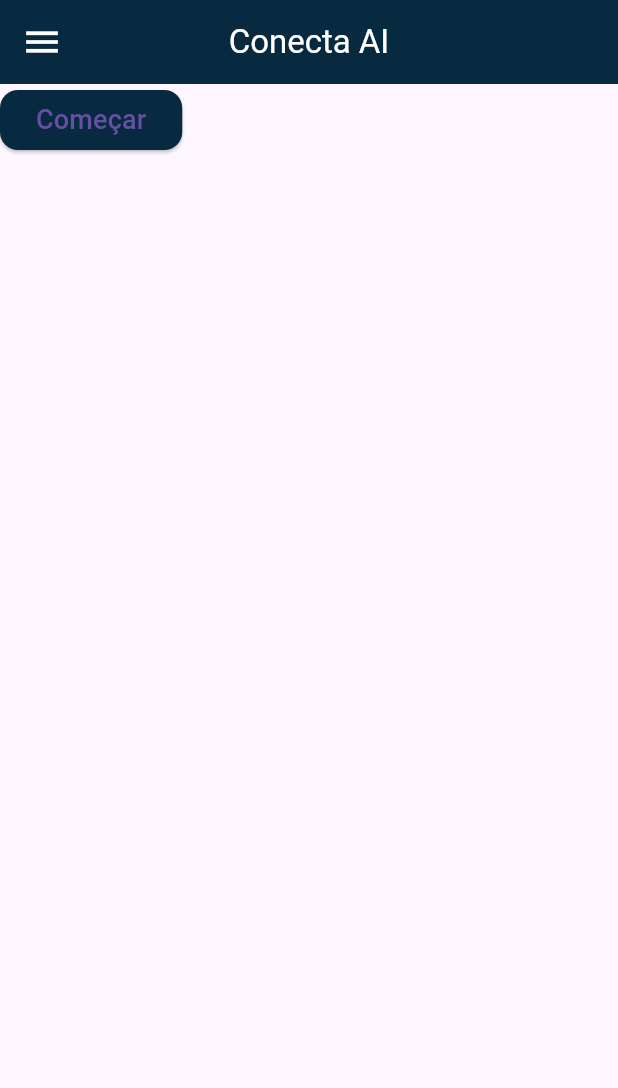
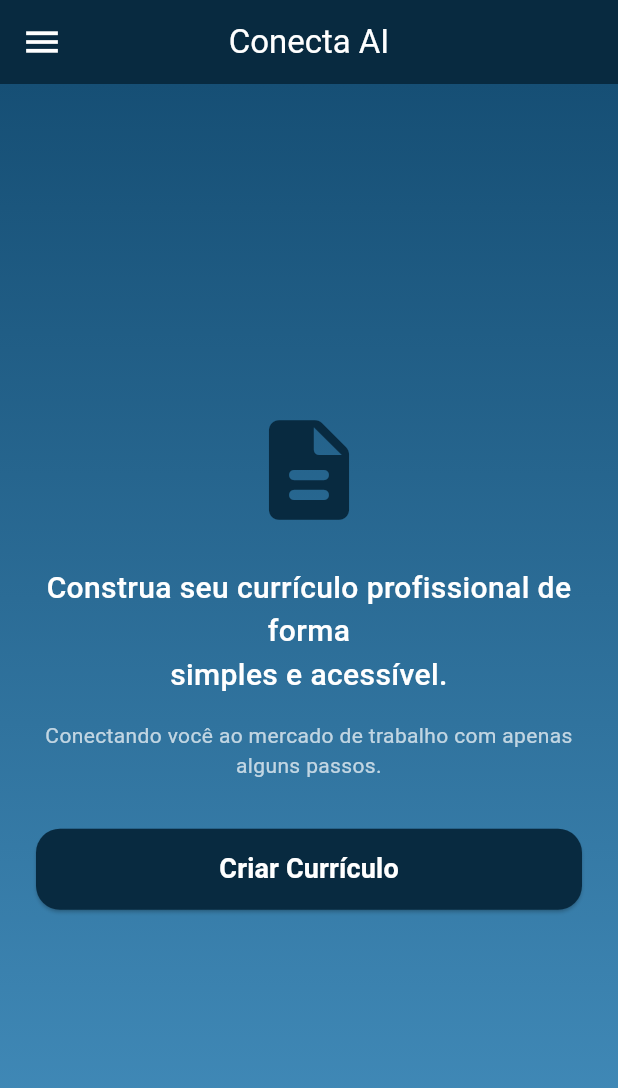
Before and after one commit to Kanarogh/conecta_ai_app, a Flutter app: the screen it shows after launch, on a phone screen of 412 x 824 dp. Shown: the top 1088 px of the screen. Run offline on Flutter 3.47's test engine with Material 3 defaults, Android fonts, the phone set to English and light mode, and no system bars.

```diff
--- a/lib/src/ui/components/custom_colors.dart
+++ b/lib/src/ui/components/custom_colors.dart
@@ -6,6 +6,7 @@ class Cor {
   static const Color lightBlue = Color(0xFF4590BF);
   static const Color skyBlue = Color(0xFF99E2F2);
   static const Color mediumBlue = Color(0xFF1B608E);
+  static const Color hardBlue = Color.fromARGB(255, 22, 79, 117);
   static const Color orange = Color(0xFFF26716);
 
   static const Color white = Color(0xFFFFFFFF);
--- a/lib/src/ui/components/custom_drawer.dart
+++ b/lib/src/ui/components/custom_drawer.dart
@@ -12,6 +12,7 @@ class _CustomDrawerState extends State<CustomDrawer> {
   @override
   Widget build(BuildContext context) {
     return Drawer(
+      backgroundColor: Cor.white,
       child: ListView(
         children: const [
           DrawerHeader(
@@ -32,7 +33,10 @@ class _CustomDrawerState extends State<CustomDrawer> {
                   SizedBox(height: 10),
                   Text(
                     'Jhonatas Teixeira',
-                    style: TextStyle(color: Colors.white, fontSize: 18),
+                    style: TextStyle(
+                        color: Colors.white,
+                        fontSize: 18,
+                        fontWeight: FontWeight.bold),
                   ),
                   Text(
                     'jhonatas@gmail.com',
--- a/lib/src/ui/pages/HomePage/home_page_screen.dart
+++ b/lib/src/ui/pages/HomePage/home_page_screen.dart
@@ -1,5 +1,6 @@
 import 'package:conecta_ai_app/src/ui/components/custom_colors.dart';
 import 'package:conecta_ai_app/src/ui/components/custom_drawer.dart';
+import 'package:conecta_ai_app/src/ui/pages/Fomulario/formulario_screen.dart';
 import 'package:flutter/material.dart';
 
 class HomePageScreen extends StatefulWidget {
@@ -23,20 +24,82 @@ class _HomePageScreenState extends State<HomePageScreen> {
         centerTitle: true,
       ),
       drawer: const CustomDrawer(),
-      body: Column(
+      body: Container(
+        decoration: const BoxDecoration(
+          gradient: LinearGradient(
+            colors: [
+              Cor.hardBlue, // Cor inicial do gradiente
+              Cor.lightBlue, // Cor final do gradiente
+            ],
+            begin: Alignment.topCenter,
+            end: Alignment.bottomCenter,
+          ),
+        ),
+        child: Center(
+          child: Padding(
+            padding: const EdgeInsets.symmetric(horizontal: 24.0),
+            child: Column(
+              mainAxisAlignment: MainAxisAlignment.center,
+              crossAxisAlignment: CrossAxisAlignment.center,
               children: [
-          ElevatedButton(
-            onPressed: () {},
+                Icon(
+                  Icons.description_rounded,
+                  color: Cor.darkBlue,
+                  size: 80,
+                ),
+                const SizedBox(height: 24),
+                const Text(
+                  'Construa seu currículo profissional de forma\nsimples e acessível.',
+                  textAlign: TextAlign.center,
+                  style: TextStyle(
+                    fontSize: 20,
+                    fontWeight: FontWeight.w500,
+                    color: Colors.white,
+                  ),
+                ),
+                const SizedBox(height: 16),
+                const Text(
+                  'Conectando você ao mercado de trabalho com apenas alguns passos.',
+                  textAlign: TextAlign.center,
+                  style: TextStyle(
+                    fontSize: 14,
+                    color: Colors.white70,
+                  ),
+                ),
+                const SizedBox(height: 32),
+                SizedBox(
+                  width: double.infinity,
+                  child: ElevatedButton(
+                    onPressed: () {
+                      // Lógica para iniciar o formulário de perguntas
+                      Navigator.push(
+                        context,
+                        MaterialPageRoute(
+                          builder: (context) => const FormularioScreen(),
+                        ),
+                      );
+                    },
                     style: ElevatedButton.styleFrom(
                       backgroundColor: Cor.darkBlue,
+                      padding: const EdgeInsets.symmetric(vertical: 14),
                       shape: RoundedRectangleBorder(
-                    borderRadius: BorderRadius.circular(12))),
+                        borderRadius: BorderRadius.circular(16),
+                      ),
+                    ),
                     child: const Text(
-              'Começar',
-              style: TextStyle(fontSize: 18),
+                      'Criar Currículo',
+                      style: TextStyle(
+                        fontSize: 18,
+                        fontWeight: FontWeight.bold,
+                        color: Colors.white,
                       ),
-          )
+                    ),
+                  ),
+                ),
               ],
+            ),
+          ),
+        ),
       ),
     );
   }
```
Also changed, not shown: lib/src/ui/pages/Fomulario/formulario_screen.dart (added, +213 -0 lines). Lines whose indentation alone changed are shown as unchanged.
